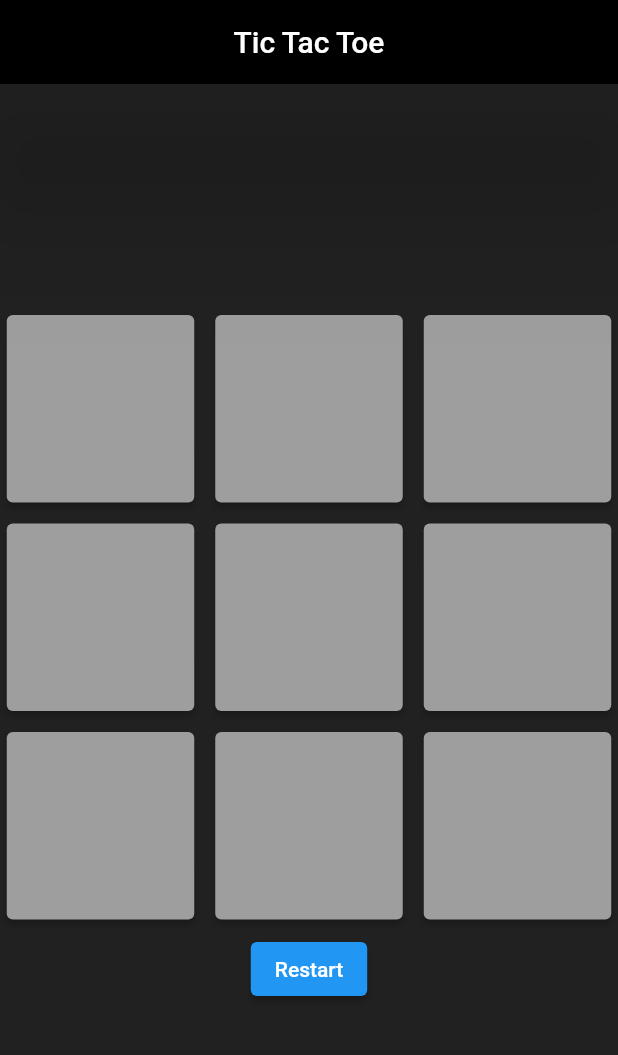
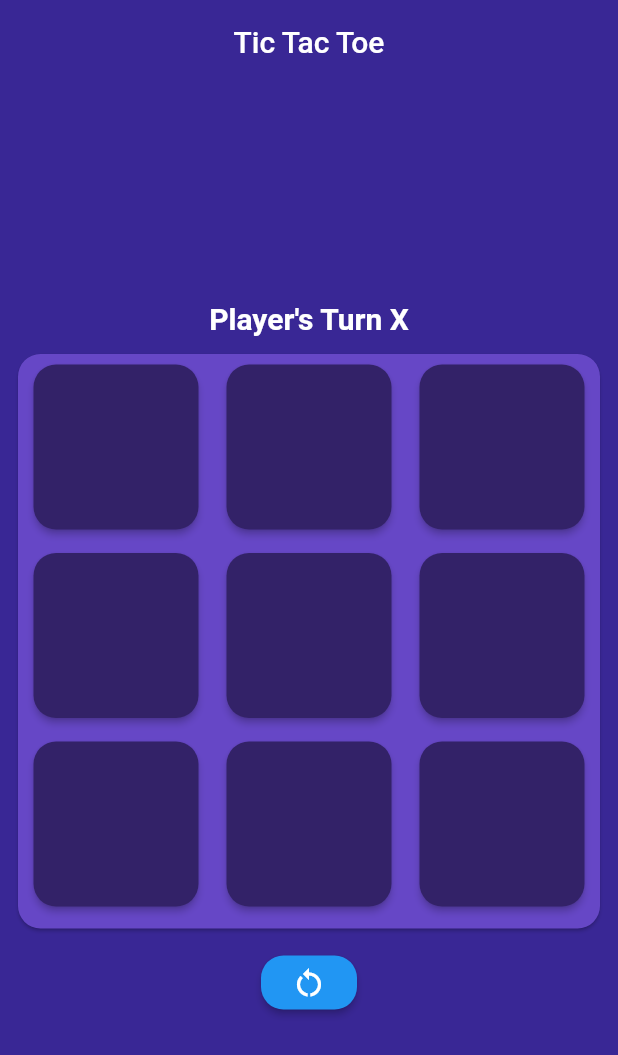
Before and after one commit to Nitin-Singh18/Tic-Tac-Toe-Game-Flutter-, a Flutter app: the screen it shows after launch, on a phone screen of 412 x 824 dp. Shown: the top 1055 px of the screen. Run offline on Flutter 3.47's test engine with Material 2 defaults, Android fonts, the phone set to English and light mode, and no system bars.

Commit message:
Changed playing area

```diff
--- a/lib/page/homepage.dart
+++ b/lib/page/homepage.dart
@@ -1,4 +1,4 @@
-// ignore_for_file: prefer_const_constructors, deprecated_member_use, prefer_collection_literals
+// ignore_for_file: prefer_const_constructors, deprecated_member_use, prefer_collection_literals, prefer_typing_uninitialized_variables
 
 import 'package:flutter/material.dart';
 
@@ -17,6 +17,7 @@ class _HomePageState extends State<HomePage> {
   var player1;
   var player2;
   var acitvePlayer;
+  var t = "X";
 
   @override
   void initState() {
@@ -28,6 +29,7 @@ class _HomePageState extends State<HomePage> {
     player1 = [];
     player2 = [];
     acitvePlayer = 1;
+    t;
     var gameButtons = <GameButton>[
       GameButton(id: 1),
       GameButton(id: 2),
@@ -46,15 +48,18 @@ class _HomePageState extends State<HomePage> {
     setState(() {
       if (acitvePlayer == 1) {
         gb.text = "X";
-        gb.bgc = Colors.red.shade900;
+        gb.bgc = Color(0xffe81750);
         acitvePlayer = 2;
+        t = "O";
         player1.add(gb.id);
       } else {
-        gb.text = "0";
-        gb.bgc = Colors.green;
+        gb.text = "O";
+        gb.bgc = Color(0xffffcf34);
         acitvePlayer = 1;
         player2.add(gb.id);
+        t = "X";
       }
+
       gb.enabled = false;
       checkWinner();
     });
@@ -141,49 +146,71 @@ class _HomePageState extends State<HomePage> {
     if (Navigator.canPop(context)) Navigator.pop(context);
     setState(() {
       buttonList = doINit();
+      t = "X";
     });
   }
 
   @override
   Widget build(BuildContext context) {
     return Scaffold(
-      backgroundColor: Colors.grey.shade900,
+      backgroundColor: Color(0xff392795),
       appBar: AppBar(
         title: Text("Tic Tac Toe"),
         centerTitle: true,
-        backgroundColor: Colors.black,
-        elevation: 40,
+        backgroundColor: Color(0xff392795),
+        elevation: 0,
       ),
       body: Column(
         mainAxisAlignment: MainAxisAlignment.center,
         children: [
-          Center(
+          Text(
+            "Player's Turn $t",
+            style: TextStyle(
+                fontSize: 20, fontWeight: FontWeight.bold, color: Colors.white),
+          ),
+          Padding(
+            padding: const EdgeInsets.all(8.0),
+            child: Card(
+              color: Color(0xff6647c6),
+              shape: RoundedRectangleBorder(
+                  borderRadius: BorderRadius.circular(15)),
+              child: Padding(
+                padding: const EdgeInsets.only(top: 7, left: 3, right: 3),
                 child: GridView.builder(
                   shrinkWrap: true,
                   gridDelegate: SliverGridDelegateWithFixedCrossAxisCount(
-                  crossAxisCount: 3, crossAxisSpacing: 5, mainAxisSpacing: 5),
+                      crossAxisCount: 3,
+                      crossAxisSpacing: 4,
+                      mainAxisSpacing: 1),
                   itemCount: buttonList.length,
                   itemBuilder: (BuildContext context, int index) {
                     return Column(
                       children: [
                         SizedBox(
-                      height: 125,
-                      width: 125,
+                          height: 110,
+                          width: 110,
                           child: ElevatedButton(
                             onPressed: () {
                               if (buttonList[index].enabled) {
                                 playGame(buttonList[index]);
                                 print(index);
                               } else {
-                            return null;
+                                return;
                               }
                             },
                             style: ButtonStyle(
                                 backgroundColor: MaterialStateProperty.all(
-                                buttonList[index].bgc)),
+                                    Color(0xff332268)),
+                                shape: MaterialStateProperty.all(
+                                    RoundedRectangleBorder(
+                                        borderRadius:
+                                            BorderRadius.circular(15)))),
                             child: Text(
                               buttonList[index].text,
-                          style: TextStyle(fontSize: 60, color: Colors.white),
+                              style: TextStyle(
+                                  fontSize: 100,
+                                  fontWeight: FontWeight.w900,
+                                  color: buttonList[index].bgc),
                             ),
                           ),
                         ),
@@ -192,7 +219,19 @@ class _HomePageState extends State<HomePage> {
                   },
                 ),
               ),
-          ElevatedButton(onPressed: resetGame, child: Text("Restart"))
+            ),
+          ),
+          ElevatedButton(
+            onPressed: resetGame,
+            child: Icon(Icons.restart_alt),
+            style: ButtonStyle(
+              shape: MaterialStateProperty.all(
+                RoundedRectangleBorder(
+                  borderRadius: BorderRadius.circular(15),
+                ),
+              ),
+            ),
+          )
         ],
       ),
     );
```
Lines whose indentation alone changed are shown as unchanged.
